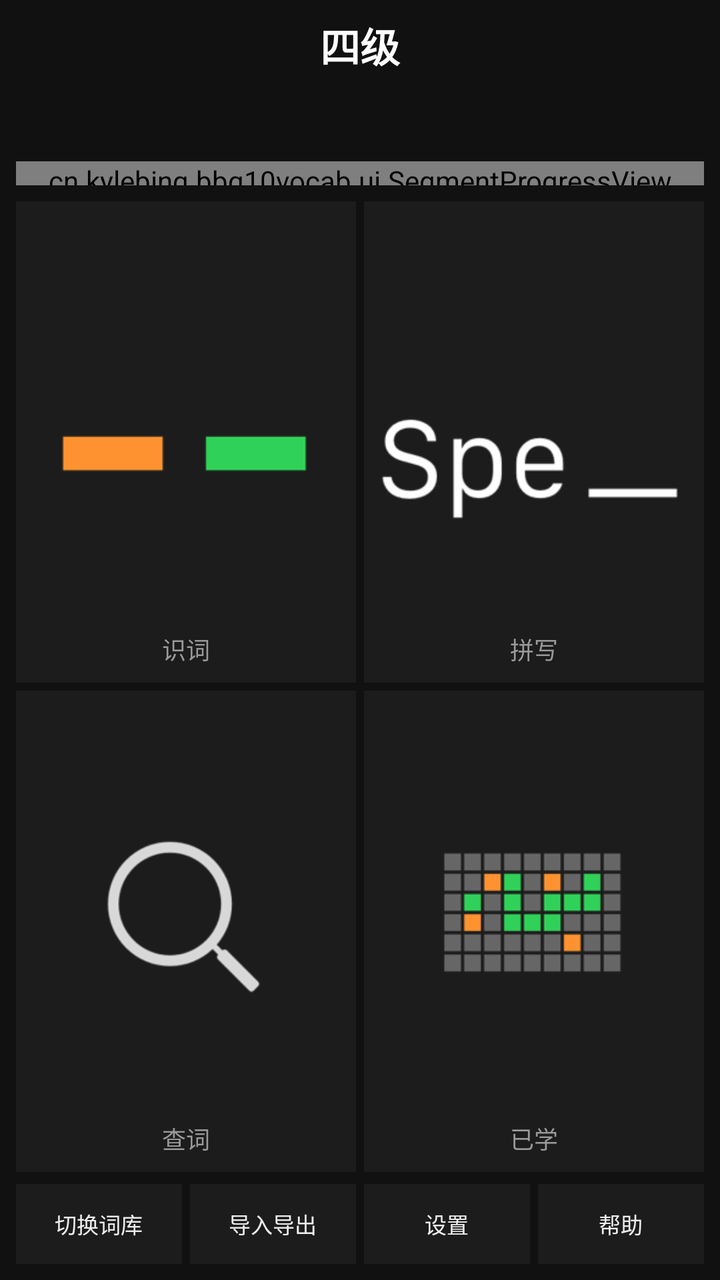
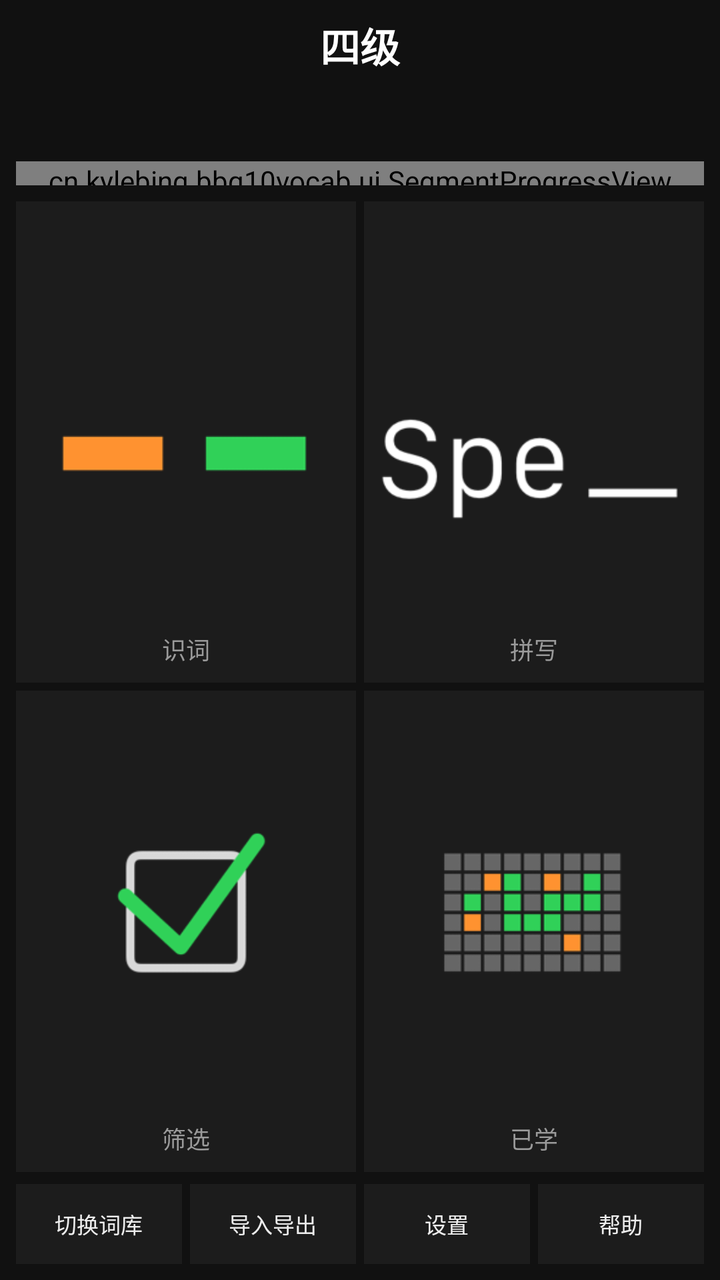

Two renders of the same Android screen: before a commit and after it. Below are the layout's source before the change and the commit's diff.
<!-- AndroidManifest.xml: application theme AppTheme -->
<!-- res/layout/activity_home.xml -->
<?xml version="1.0" encoding="utf-8"?>
<LinearLayout xmlns:android="http://schemas.android.com/apk/res/android"
    android:layout_width="match_parent"
    android:layout_height="match_parent"
    android:background="@color/bg"
    android:orientation="vertical"
    android:padding="8dp">

    <TextView
        android:id="@+id/title"
        android:layout_width="match_parent"
        android:layout_height="wrap_content"
        android:gravity="center"
        android:text="@string/book_name"
        android:textColor="@color/word"
        android:textSize="20sp"
        android:textStyle="bold" />

    <TextView
        android:id="@+id/versionText"
        android:layout_width="match_parent"
        android:layout_height="wrap_content"
        android:gravity="center"
        android:textColor="@color/text_dim"
        android:textSize="11sp" />

    <LinearLayout
        android:layout_width="match_parent"
        android:layout_height="wrap_content"
        android:layout_marginTop="6dp"
        android:orientation="horizontal">

        <TextView
            android:id="@+id/statTotal"
            android:layout_width="0dp"
            android:layout_height="wrap_content"
            android:layout_weight="1"
            android:gravity="center"
            android:textColor="@color/word"
            android:textSize="11sp" />

        <TextView
            android:id="@+id/statKnown"
            android:layout_width="0dp"
            android:layout_height="wrap_content"
            android:layout_weight="1"
            android:gravity="center"
            android:textColor="@color/accent"
            android:textSize="11sp" />

        <TextView
            android:id="@+id/statUnknown"
            android:layout_width="0dp"
            android:layout_height="wrap_content"
            android:layout_weight="1"
            android:gravity="center"
            android:textColor="#FFEF9A9A"
            android:textSize="11sp" />

        <TextView
            android:id="@+id/statStash"
            android:layout_width="0dp"
            android:layout_height="wrap_content"
            android:layout_weight="1"
            android:gravity="center"
            android:textColor="@color/stash_text"
            android:textSize="11sp" />

        <TextView
            android:id="@+id/statDue"
            android:layout_width="0dp"
            android:layout_height="wrap_content"
            android:layout_weight="1"
            android:gravity="center"
            android:textColor="#FF90CAF9"
            android:textSize="11sp" />
    </LinearLayout>

    <cn.kylebing.bbq10vocab.ui.SegmentProgressView
        android:id="@+id/progressBar"
        android:layout_width="match_parent"
        android:layout_height="12dp"
        android:layout_marginTop="8dp" />

    <LinearLayout
        android:layout_width="match_parent"
        android:layout_height="0dp"
        android:layout_marginTop="8dp"
        android:layout_weight="1"
        android:orientation="vertical">

        <LinearLayout
            android:layout_width="match_parent"
            android:layout_height="0dp"
            android:layout_marginBottom="4dp"
            android:layout_weight="1"
            android:orientation="horizontal">

            <LinearLayout
                android:id="@+id/btnRecognize"
                android:layout_width="0dp"
                android:layout_height="match_parent"
                android:layout_marginRight="4dp"
                android:layout_weight="1"
                android:background="@drawable/btn_home_block"
                android:clickable="true"
                android:focusable="true"
                android:gravity="center_horizontal"
                android:orientation="vertical"
                android:paddingTop="10dp"
                android:paddingBottom="8dp"
                android:paddingLeft="6dp"
                android:paddingRight="6dp">

                <ImageView
                    android:layout_width="match_parent"
                    android:layout_height="0dp"
                    android:layout_weight="1"
                    android:contentDescription="@string/mode_recognize"
                    android:scaleType="fitCenter"
                    android:src="@drawable/menu_learn" />

                <TextView
                    android:layout_width="match_parent"
                    android:layout_height="wrap_content"
                    android:layout_marginTop="4dp"
                    android:gravity="center"
                    android:text="@string/mode_recognize"
                    android:textColor="@color/text_dim"
                    android:textSize="12sp" />
            </LinearLayout>

            <LinearLayout
                android:id="@+id/btnSpell"
                android:layout_width="0dp"
                android:layout_height="match_parent"
                android:layout_weight="1"
                android:background="@drawable/btn_home_block"
                android:clickable="true"
                android:focusable="true"
                android:gravity="center_horizontal"
                android:orientation="vertical"
                android:paddingTop="10dp"
                android:paddingBottom="8dp"
                android:paddingLeft="6dp"
                android:paddingRight="6dp">

                <ImageView
                    android:layout_width="match_parent"
                    android:layout_height="0dp"
                    android:layout_weight="1"
                    android:contentDescription="@string/mode_spell"
                    android:scaleType="fitCenter"
                    android:src="@drawable/menu_spell" />

                <TextView
                    android:layout_width="match_parent"
                    android:layout_height="wrap_content"
                    android:layout_marginTop="4dp"
                    android:gravity="center"
                    android:text="@string/mode_spell"
                    android:textColor="@color/text_dim"
                    android:textSize="12sp" />
            </LinearLayout>
        </LinearLayout>

        <LinearLayout
            android:layout_width="match_parent"
            android:layout_height="0dp"
            android:layout_weight="1"
            android:orientation="horizontal">

            <LinearLayout
                android:id="@+id/btnLookup"
                android:layout_width="0dp"
                android:layout_height="match_parent"
                android:layout_marginRight="4dp"
                android:layout_weight="1"
                android:background="@drawable/btn_home_block"
                android:clickable="true"
                android:focusable="true"
                android:gravity="center_horizontal"
                android:orientation="vertical"
                android:paddingTop="10dp"
                android:paddingBottom="8dp"
                android:paddingLeft="6dp"
                android:paddingRight="6dp">

                <ImageView
                    android:layout_width="match_parent"
                    android:layout_height="0dp"
                    android:layout_weight="1"
                    android:contentDescription="@string/mode_lookup"
                    android:scaleType="fitCenter"
                    android:src="@drawable/menu_search" />

                <TextView
                    android:layout_width="match_parent"
                    android:layout_height="wrap_content"
                    android:layout_marginTop="4dp"
                    android:gravity="center"
                    android:text="@string/mode_lookup"
                    android:textColor="@color/text_dim"
                    android:textSize="12sp" />
            </LinearLayout>

            <LinearLayout
                android:id="@+id/btnLearned"
                android:layout_width="0dp"
                android:layout_height="match_parent"
                android:layout_weight="1"
                android:background="@drawable/btn_home_block"
                android:clickable="true"
                android:focusable="true"
                android:gravity="center_horizontal"
                android:orientation="vertical"
                android:paddingTop="10dp"
                android:paddingBottom="8dp"
                android:paddingLeft="6dp"
                android:paddingRight="6dp">

                <ImageView
                    android:layout_width="match_parent"
                    android:layout_height="0dp"
                    android:layout_weight="1"
                    android:contentDescription="@string/mode_learned"
                    android:scaleType="fitCenter"
                    android:src="@drawable/menu_learned" />

                <TextView
                    android:layout_width="match_parent"
                    android:layout_height="wrap_content"
                    android:layout_marginTop="4dp"
                    android:gravity="center"
                    android:text="@string/mode_learned"
                    android:textColor="@color/text_dim"
                    android:textSize="12sp" />
            </LinearLayout>
        </LinearLayout>
    </LinearLayout>

    <LinearLayout
        android:layout_width="match_parent"
        android:layout_height="40dp"
        android:layout_marginTop="6dp"
        android:orientation="horizontal">

        <Button
            android:id="@+id/btnImport"
            android:layout_width="0dp"
            android:layout_height="match_parent"
            android:layout_marginRight="4dp"
            android:layout_weight="1"
            android:background="@drawable/btn_home_bar"
            android:text="@string/mode_import"
            android:textColor="@color/text"
            android:textSize="11sp" />

        <Button
            android:id="@+id/btnProgress"
            android:layout_width="0dp"
            android:layout_height="match_parent"
            android:layout_marginRight="4dp"
            android:layout_weight="1"
            android:background="@drawable/btn_home_bar"
            android:text="@string/mode_progress"
            android:textColor="@color/text"
            android:textSize="11sp" />

        <Button
            android:id="@+id/btnSettings"
            android:layout_width="0dp"
            android:layout_height="match_parent"
            android:layout_marginRight="4dp"
            android:layout_weight="1"
            android:background="@drawable/btn_home_bar"
            android:text="@string/mode_settings"
            android:textColor="@color/text"
            android:textSize="11sp" />

        <Button
            android:id="@+id/btnHelp"
            android:layout_width="0dp"
            android:layout_height="match_parent"
            android:layout_weight="1"
            android:background="@drawable/btn_home_bar"
            android:text="@string/mode_help"
            android:textColor="@color/text"
            android:textSize="11sp" />
    </LinearLayout>
</LinearLayout>
<!-- resources referenced by this layout -->
<resources>
  <color name="accent">#FF7DCE82</color>
  <color name="bg">#FF111111</color>
  <color name="stash_text">#FFFFCC80</color>
  <color name="text">#FFEEEEEE</color>
  <color name="text_dim">#FF9A9A9A</color>
  <color name="word">#FFFFFFFF</color>
  <!-- drawable btn_home_bar (drawable) -->
  <?xml version="1.0" encoding="utf-8"?>
  <selector xmlns:android="http://schemas.android.com/apk/res/android">
      <item android:state_pressed="true">
          <shape android:shape="rectangle">
              <solid android:color="#FF333333" />
          </shape>
      </item>
      <item>
          <shape android:shape="rectangle">
              <solid android:color="#FF1C1C1C" />
          </shape>
      </item>
  </selector>
  <!-- drawable btn_home_block (drawable) -->
  <?xml version="1.0" encoding="utf-8"?>
  <selector xmlns:android="http://schemas.android.com/apk/res/android">
      <item android:state_pressed="true">
          <shape android:shape="rectangle">
              <solid android:color="#FF2A4A7A" />
          </shape>
      </item>
      <item android:state_focused="true">
          <shape android:shape="rectangle">
              <solid android:color="#FF243A5A" />
          </shape>
      </item>
      <item>
          <shape android:shape="rectangle">
              <solid android:color="#FF1C1C1C" />
          </shape>
      </item>
  </selector>
  <!-- drawable menu_learn: png bitmap (drawable-hdpi, 1448 bytes) -->
  <!-- drawable menu_learned: png bitmap (drawable-hdpi, 5685 bytes) -->
  <!-- drawable menu_search: png bitmap (drawable-hdpi, 5955 bytes) -->
  <!-- drawable menu_spell: png bitmap (drawable-hdpi, 4432 bytes) -->
  <string name="book_name">四级</string>
  <string name="mode_help">帮助</string>
  <string name="mode_import">切换词库</string>
  <string name="mode_learned">已学</string>
  <string name="mode_lookup">查词</string>
  <string name="mode_progress">导入导出</string>
  <string name="mode_recognize">识词</string>
  <string name="mode_settings">设置</string>
  <string name="mode_spell">拼写</string>
  <style name="AppTheme" parent="android:Theme.Holo.NoActionBar">
          <item name="android:windowBackground">@color/bg</item>
          <item name="android:colorBackground">@color/bg</item>
          <item name="android:textColor">@color/text</item>
          <item name="android:textColorPrimary">@color/text</item>
          <item name="android:textColorHint">@color/text_dim</item>
          <item name="android:editTextColor">@color/text</item>
      </style>
</resources>

<!-- the commit's change to res/layout/activity_home.xml (unified diff, before → after) -->
@@ -171,7 +171,7 @@
             android:orientation="horizontal">
 
             <LinearLayout
-                android:id="@+id/btnLookup"
+                android:id="@+id/btnFilter"
                 android:layout_width="0dp"
                 android:layout_height="match_parent"
                 android:layout_marginRight="4dp"
@@ -190,16 +190,16 @@
                     android:layout_width="match_parent"
                     android:layout_height="0dp"
                     android:layout_weight="1"
-                    android:contentDescription="@string/mode_lookup"
-                    android:scaleType="fitCenter"
-                    android:src="@drawable/menu_search" />
-
-                <TextView
-                    android:layout_width="match_parent"
-                    android:layout_height="wrap_content"
-                    android:layout_marginTop="4dp"
-                    android:gravity="center"
-                    android:text="@string/mode_lookup"
+                    android:contentDescription="@string/mode_filter"
+                    android:scaleType="fitCenter"
+                    android:src="@drawable/menu_check" />
+
+                <TextView
+                    android:layout_width="match_parent"
+                    android:layout_height="wrap_content"
+                    android:layout_marginTop="4dp"
+                    android:gravity="center"
+                    android:text="@string/mode_filter"
                     android:textColor="@color/text_dim"
                     android:textSize="12sp" />
             </LinearLayout>
<!-- resource entries referenced after the edit -->
@@ -39,15 +39,15 @@
           </shape>
       </item>
   </selector>
+  <!-- drawable menu_check: png bitmap (drawable-hdpi, 5580 bytes) -->
   <!-- drawable menu_learn: png bitmap (drawable-hdpi, 1448 bytes) -->
   <!-- drawable menu_learned: png bitmap (drawable-hdpi, 5685 bytes) -->
-  <!-- drawable menu_search: png bitmap (drawable-hdpi, 5955 bytes) -->
   <!-- drawable menu_spell: png bitmap (drawable-hdpi, 4432 bytes) -->
   <string name="book_name">四级</string>
+  <string name="mode_filter">筛选</string>
   <string name="mode_help">帮助</string>
   <string name="mode_import">切换词库</string>
   <string name="mode_learned">已学</string>
-  <string name="mode_lookup">查词</string>
   <string name="mode_progress">导入导出</string>
   <string name="mode_recognize">识词</string>
   <string name="mode_settings">设置</string>
